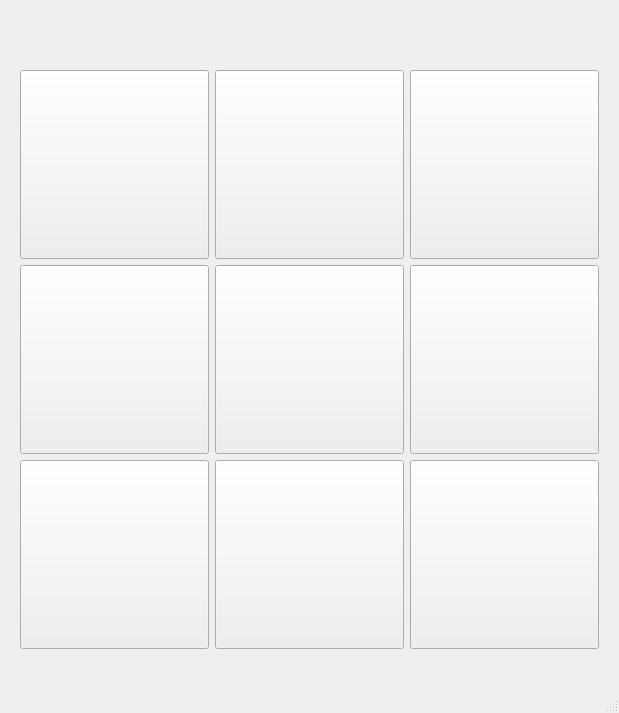
Qt form ticktacktoe.ui (Vibenshus-Gymnasium-Pro/pyside6-3-thomas-1) before a commit.
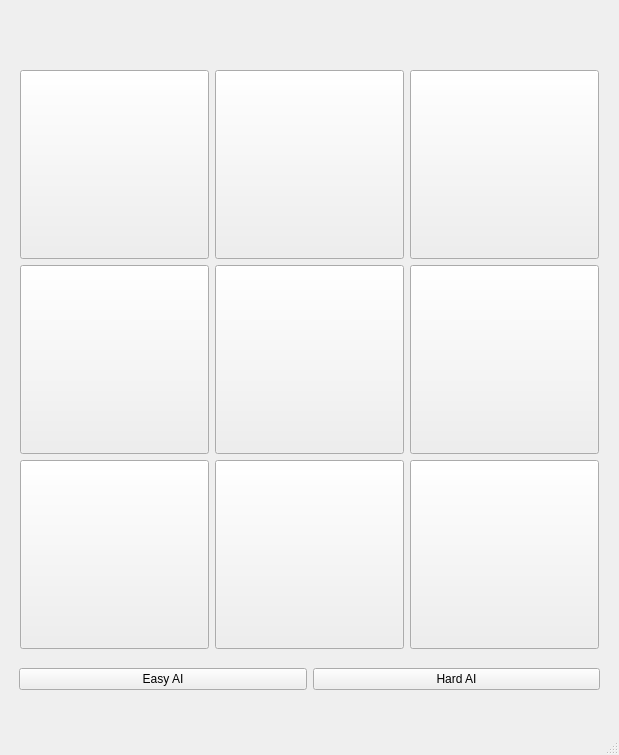
The same form after that commit.

Diff of the .ui file:
```diff
--- a/ticktacktoe.ui
+++ b/ticktacktoe.ui
@@ -7,7 +7,7 @@
     <x>0</x>
     <y>0</y>
     <width>619</width>
-    <height>713</height>
+    <height>755</height>
    </rect>
   </property>
   <property name="windowTitle">
@@ -375,6 +375,32 @@
      </item>
     </layout>
    </widget>
+   <widget class="QWidget" name="horizontalLayoutWidget_2">
+    <property name="geometry">
+     <rect>
+      <x>19</x>
+      <y>659</y>
+      <width>581</width>
+      <height>41</height>
+     </rect>
+    </property>
+    <layout class="QHBoxLayout" name="horizontalLayout_2">
+     <item>
+      <widget class="QPushButton" name="randomAI">
+       <property name="text">
+        <string>Easy AI</string>
+       </property>
+      </widget>
+     </item>
+     <item>
+      <widget class="QPushButton" name="goodAI">
+       <property name="text">
+        <string>Hard AI</string>
+       </property>
+      </widget>
+     </item>
+    </layout>
+   </widget>
   </widget>
   <widget class="QMenuBar" name="menubar">
    <property name="geometry">
```
Left out of the diff: 5 changed lines with no effect on the pictures.
